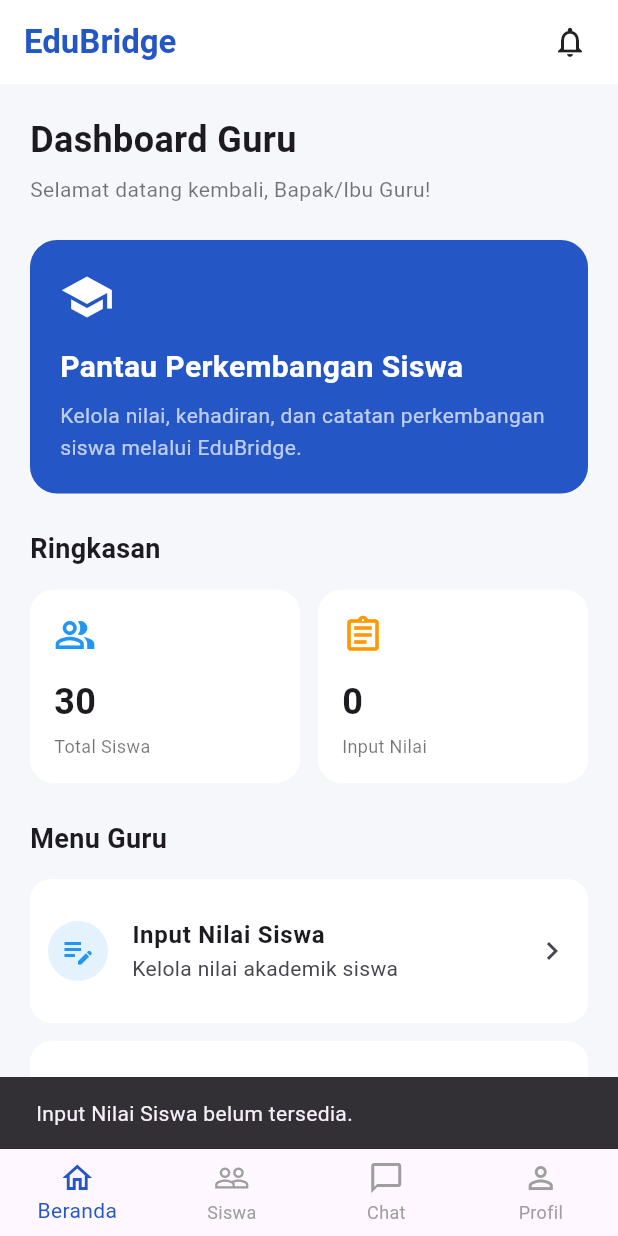
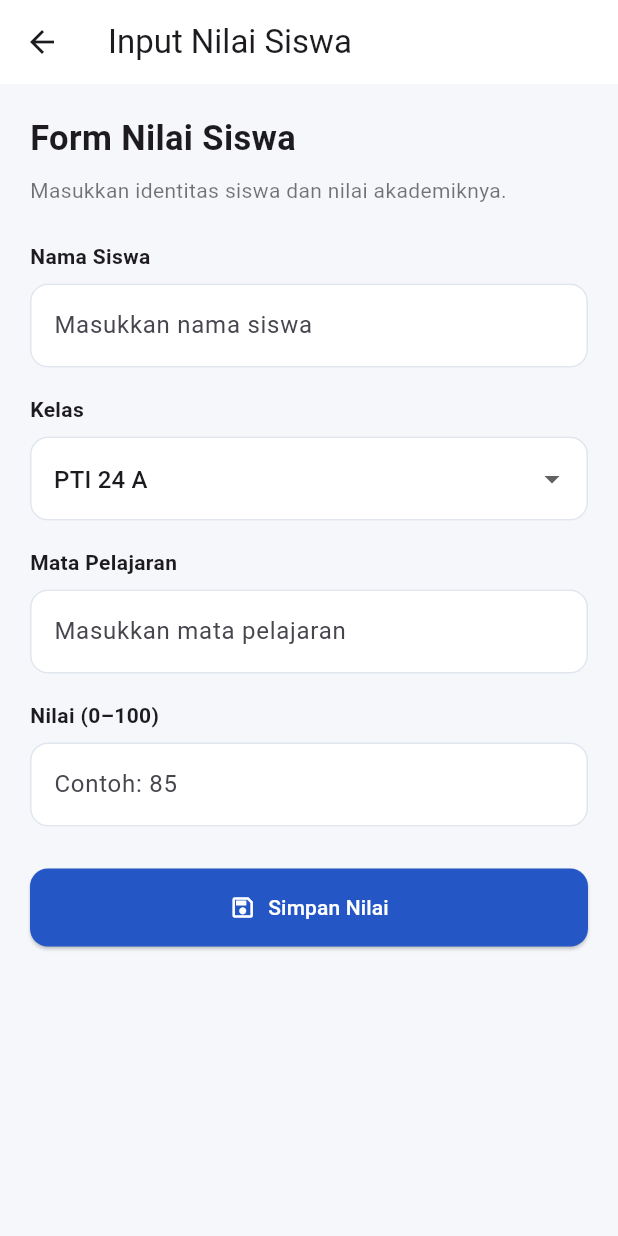
Before and after one commit to muutiararagil27/edubridge, a Flutter app: the screen it shows after launch, after a tap on "Input Nilai Siswa", on a phone screen of 412 x 824 dp. Run offline on Flutter 3.47's test engine with Material 3 defaults, Android fonts, the phone set to English and light mode, and no system bars; our stand-ins replace firebase_core; accounts and stored records are empty.

Commit message:
Menghubungkan Firebase dan Menambahkan Form Input Nilai

```diff
--- a/lib/main.dart
+++ b/lib/main.dart
@@ -1,8 +1,16 @@
 
 import 'package:flutter/material.dart';
+import 'package:firebase_core/firebase_core.dart';
+import 'firebase_options.dart';
 import 'screen/teacher_home_screen.dart';
 
-void main() {
+Future<void> main() async {
+  WidgetsFlutterBinding.ensureInitialized();
+
+  await Firebase.initializeApp(
+    options: DefaultFirebaseOptions.currentPlatform,
+  );
+
   runApp(const EduBridgeApp());
 }
 
--- /dev/null
+++ b/lib/screen/grade_input_screen.dart
@@ -0,0 +1,192 @@
+
+import 'package:flutter/material.dart';
+
+class GradeInputScreen extends StatefulWidget {
+  const GradeInputScreen({super.key});
+
+  @override
+  State<GradeInputScreen> createState() => _GradeInputScreenState();
+}
+
+class _GradeInputScreenState extends State<GradeInputScreen> {
+  final _formKey = GlobalKey<FormState>();
+  final _nameController = TextEditingController();
+  final _subjectController = TextEditingController();
+  final _gradeController = TextEditingController();
+
+  String _selectedClass = 'PTI 24 A';
+
+  @override
+  void dispose() {
+    _nameController.dispose();
+    _subjectController.dispose();
+    _gradeController.dispose();
+    super.dispose();
+  }
+
+  void _saveGrade() {
+    if (!_formKey.currentState!.validate()) return;
+
+    final name = _nameController.text.trim();
+    final subject = _subjectController.text.trim();
+    final grade = double.parse(_gradeController.text.trim());
+
+    showDialog<void>(
+      context: context,
+      builder: (context) => AlertDialog(
+        title: const Text('Nilai Berhasil Diinput'),
+        content: Text(
+          'Nama: $name\n'
+          'Kelas: $_selectedClass\n'
+          'Mata Pelajaran: $subject\n'
+          'Nilai: $grade\n\n'
+          'Catatan: data ini belum disimpan ke database.',
+        ),
+        actions: [
+          TextButton(
+            onPressed: () => Navigator.pop(context),
+            child: const Text('Tutup'),
+          ),
+        ],
+      ),
+    );
+  }
+
+  @override
+  Widget build(BuildContext context) {
+    return Scaffold(
+      backgroundColor: const Color(0xFFF5F7FB),
+      appBar: AppBar(
+        title: const Text('Input Nilai Siswa'),
+        backgroundColor: Colors.white,
+      ),
+      body: SingleChildScrollView(
+        padding: const EdgeInsets.all(20),
+        child: Form(
+          key: _formKey,
+          child: Column(
+            crossAxisAlignment: CrossAxisAlignment.start,
+            children: [
+              const Text(
+                'Form Nilai Siswa',
+                style: TextStyle(
+                  fontSize: 23,
+                  fontWeight: FontWeight.bold,
+                ),
+              ),
+              const SizedBox(height: 8),
+              const Text(
+                'Masukkan identitas siswa dan nilai akademiknya.',
+                style: TextStyle(color: Colors.black54),
+              ),
+              const SizedBox(height: 24),
+              _buildLabel('Nama Siswa'),
+              TextFormField(
+                controller: _nameController,
+                decoration: _decoration('Masukkan nama siswa'),
+                validator: (value) =>
+                    value == null || value.trim().isEmpty
+                        ? 'Nama siswa wajib diisi'
+                        : null,
+              ),
+              const SizedBox(height: 18),
+              _buildLabel('Kelas'),
+              DropdownButtonFormField<String>(
+                value: _selectedClass,
+                decoration: _decoration('Pilih kelas'),
+                items: const [
+                  DropdownMenuItem(
+                    value: 'PTI 24 A',
+                    child: Text('PTI 24 A'),
+                  ),
+                  DropdownMenuItem(
+                    value: 'PTI 24 B',
+                    child: Text('PTI 24 B'),
+                  ),
+                  DropdownMenuItem(
+                    value: 'PTI 24 C',
+                    child: Text('PTI 24 C'),
+                  ),
+                ],
+                onChanged: (value) {
+                  if (value != null) {
+                    setState(() => _selectedClass = value);
+                  }
+                },
+              ),
+              const SizedBox(height: 18),
+              _buildLabel('Mata Pelajaran'),
+              TextFormField(
+                controller: _subjectController,
+                decoration: _decoration('Masukkan mata pelajaran'),
+                validator: (value) =>
+                    value == null || value.trim().isEmpty
+                        ? 'Mata pelajaran wajib diisi'
+                        : null,
+              ),
+              const SizedBox(height: 18),
+              _buildLabel('Nilai (0–100)'),
+              TextFormField(
+                controller: _gradeController,
+                keyboardType: const TextInputType.numberWithOptions(
+                  decimal: true,
+                ),
+                decoration: _decoration('Contoh: 85'),
+                validator: (value) {
+                  final grade = double.tryParse(value?.trim() ?? '');
+                  if (grade == null) return 'Masukkan nilai yang valid';
+                  if (grade < 0 || grade > 100) {
+                    return 'Nilai harus antara 0 sampai 100';
+                  }
+                  return null;
+                },
+              ),
+              const SizedBox(height: 28),
+              SizedBox(
+                width: double.infinity,
+                child: ElevatedButton.icon(
+                  onPressed: _saveGrade,
+                  icon: const Icon(Icons.save_outlined),
+                  label: const Text('Simpan Nilai'),
+                  style: ElevatedButton.styleFrom(
+                    backgroundColor: const Color(0xFF2457C5),
+                    foregroundColor: Colors.white,
+                    padding: const EdgeInsets.symmetric(vertical: 16),
+                    shape: RoundedRectangleBorder(
+                      borderRadius: BorderRadius.circular(12),
+                    ),
+                  ),
+                ),
+              ),
+            ],
+          ),
+        ),
+      ),
+    );
+  }
+
+  Widget _buildLabel(String text) {
+    return Padding(
+      padding: const EdgeInsets.only(bottom: 8),
+      child: Text(
+        text,
+        style: const TextStyle(fontWeight: FontWeight.w600),
+      ),
+    );
+  }
+
+  InputDecoration _decoration(String hint) {
+    return InputDecoration(
+      hintText: hint,
+      filled: true,
+      fillColor: Colors.white,
+      border: OutlineInputBorder(
+        borderRadius: BorderRadius.circular(12),
+      ),
+      enabledBorder: OutlineInputBorder(
+        borderRadius: BorderRadius.circular(12),
+        borderSide: const BorderSide(color: Color(0xFFE0E5EE)),
+      ),
+    );
+  }
+}
--- a/lib/screen/teacher_home_screen.dart
+++ b/lib/screen/teacher_home_screen.dart
@@ -1,5 +1,6 @@
 
 import 'package:flutter/material.dart';
+import 'grade_input_screen.dart';
 
 class TeacherHomeScreen extends StatelessWidget {
   const TeacherHomeScreen({super.key});
@@ -240,18 +241,27 @@ class TeacherHomeScreen extends StatelessWidget {
         ),
         title: Text(
           title,
-          style: const TextStyle(fontWeight: FontWeight.w600),
+          style: const TextStyle(
+            fontWeight: FontWeight.w600,
+          ),
         ),
         subtitle: Text(subtitle),
         trailing: const Icon(Icons.chevron_right),
         onTap: () {
-          ScaffoldMessenger.of(context).showSnackBar(
-            SnackBar(
-              content: Text(
-                '$title belum tersedia.',
+          if (title == 'Input Nilai Siswa') {
+            Navigator.push(
+              context,
+              MaterialPageRoute(
+                builder: (context) => const GradeInputScreen(),
               ),
-            ),
-          );
+            );
+          } else {
+            ScaffoldMessenger.of(context).showSnackBar(
+              SnackBar(
+                content: Text('$title belum tersedia.'),
+              ),
+            );
+          }
         },
       ),
     );
--- a/pubspec.yaml
+++ b/pubspec.yaml
@@ -34,6 +34,8 @@ dependencies:
   # The following adds the Cupertino Icons font to your application.
   # Use with the CupertinoIcons class for iOS style icons.
   cupertino_icons: ^1.0.8
+  firebase_core: ^5.0.0
+  cloud_firestore: ^7.0.0
 
 dev_dependencies:
   flutter_test:
```
Also changed, not shown: firebase.json (added), lib/firebase_options.dart (added), pubspec.lock, 6 other files.
